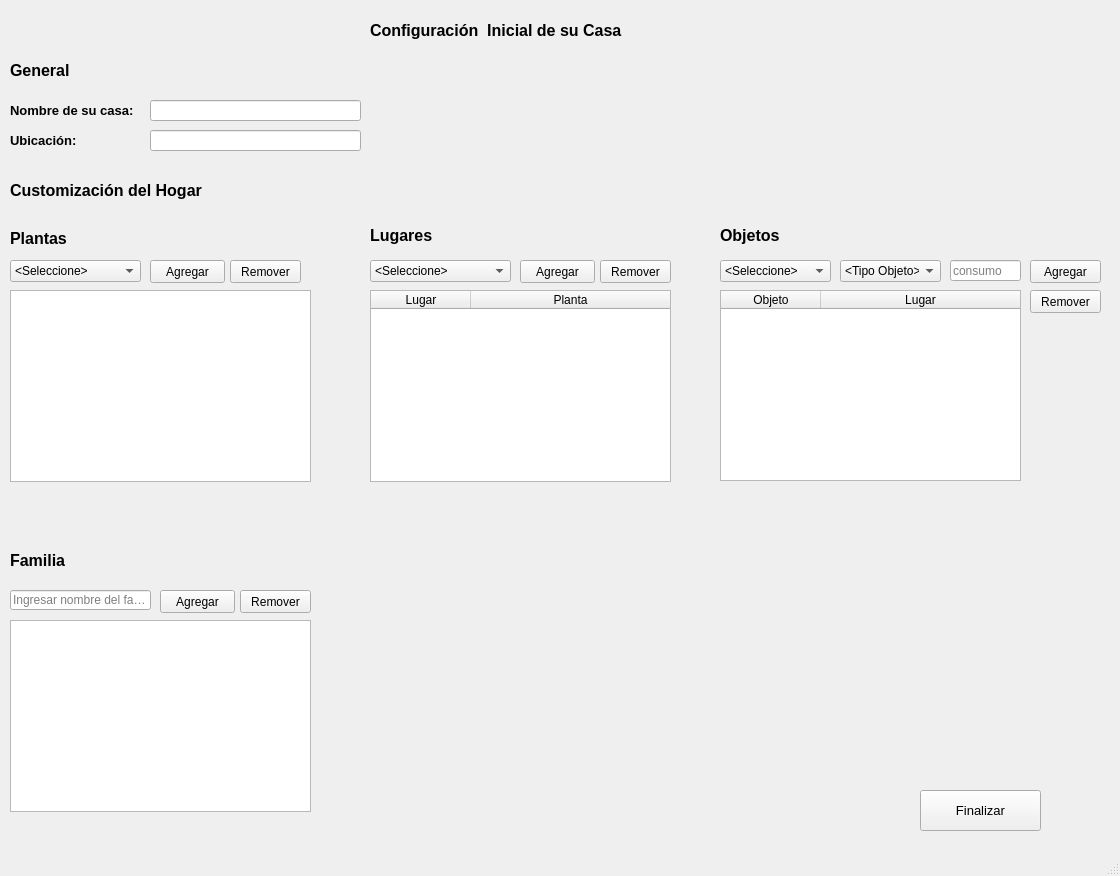
First picture: the form in src/visual/designer_ventana_principal.ui, repository AliciaC07/Proyecto-Prolog-Smart-House, before the edit.
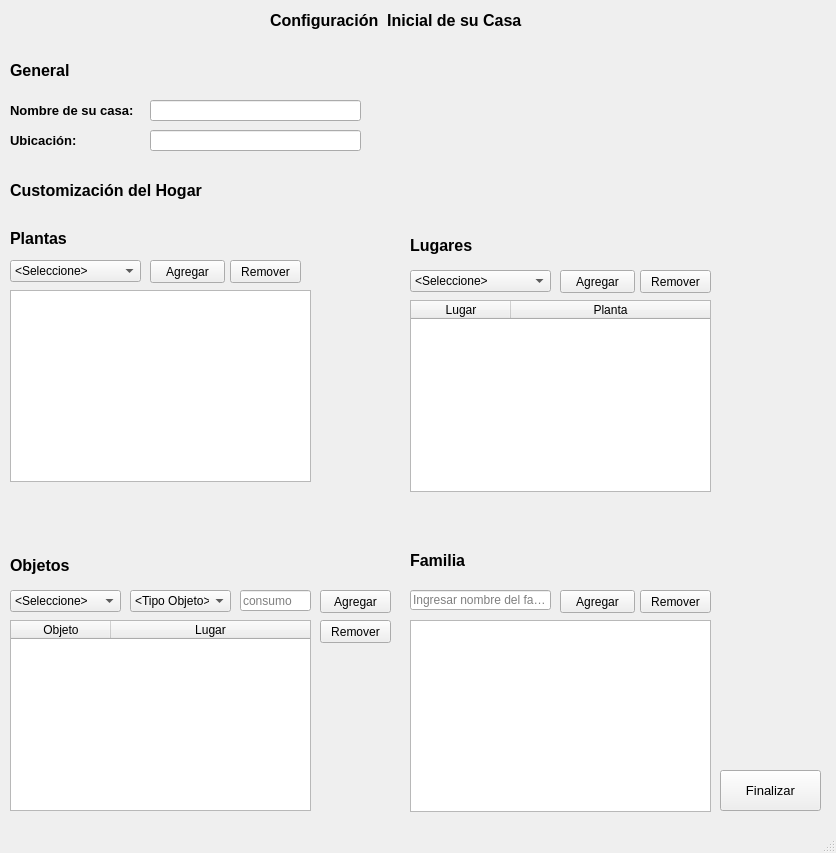
Second picture: the form after the edit.

Patch:
```diff
--- a/src/visual/designer_ventana_principal.ui
+++ b/src/visual/designer_ventana_principal.ui
@@ -6,8 +6,8 @@
    <rect>
     <x>0</x>
     <y>0</y>
-    <width>1120</width>
-    <height>876</height>
+    <width>836</width>
+    <height>853</height>
    </rect>
   </property>
   <property name="windowTitle">
@@ -17,8 +17,8 @@
    <widget class="QLabel" name="labelTituloVentana">
     <property name="geometry">
      <rect>
-      <x>370</x>
-      <y>20</y>
+      <x>270</x>
+      <y>10</y>
       <width>271</width>
       <height>21</height>
      </rect>
@@ -123,8 +123,8 @@
    <widget class="QLabel" name="labelLugares">
     <property name="geometry">
      <rect>
-      <x>370</x>
-      <y>225</y>
+      <x>410</x>
+      <y>235</y>
       <width>261</width>
       <height>21</height>
      </rect>
@@ -143,8 +143,8 @@
    <widget class="QPushButton" name="btnAgregarLugar">
     <property name="geometry">
      <rect>
-      <x>520</x>
-      <y>260</y>
+      <x>560</x>
+      <y>270</y>
       <width>75</width>
       <height>23</height>
      </rect>
@@ -156,8 +156,8 @@
    <widget class="QTableWidget" name="lwLugares">
     <property name="geometry">
      <rect>
-      <x>370</x>
-      <y>290</y>
+      <x>410</x>
+      <y>300</y>
       <width>301</width>
       <height>192</height>
      </rect>
@@ -200,8 +200,8 @@
    <widget class="QPushButton" name="btnRemoverLugar">
     <property name="geometry">
      <rect>
-      <x>600</x>
-      <y>260</y>
+      <x>640</x>
+      <y>270</y>
       <width>71</width>
       <height>23</height>
      </rect>
@@ -213,8 +213,8 @@
    <widget class="QPushButton" name="btnAgregarObjeto">
     <property name="geometry">
      <rect>
-      <x>1030</x>
-      <y>260</y>
+      <x>320</x>
+      <y>590</y>
       <width>71</width>
       <height>23</height>
      </rect>
@@ -226,8 +226,8 @@
    <widget class="QTableWidget" name="lwObjetos">
     <property name="geometry">
      <rect>
-      <x>720</x>
-      <y>290</y>
+      <x>10</x>
+      <y>620</y>
       <width>301</width>
       <height>191</height>
      </rect>
@@ -238,12 +238,6 @@
     <attribute name="verticalHeaderCascadingSectionResizes">
      <bool>false</bool>
     </attribute>
-    <attribute name="verticalHeaderShowSortIndicator" stdset="0">
-     <bool>false</bool>
-    </attribute>
-    <attribute name="verticalHeaderStretchLastSection">
-     <bool>false</bool>
-    </attribute>
     <column>
      <property name="text">
       <string>Objeto</string>
@@ -258,8 +252,8 @@
    <widget class="QPushButton" name="btnRemoverObjeto">
     <property name="geometry">
      <rect>
-      <x>1030</x>
-      <y>290</y>
+      <x>320</x>
+      <y>620</y>
       <width>71</width>
       <height>23</height>
      </rect>
@@ -271,8 +265,8 @@
    <widget class="QLabel" name="labelObjetos">
     <property name="geometry">
      <rect>
-      <x>720</x>
-      <y>225</y>
+      <x>10</x>
+      <y>555</y>
       <width>261</width>
       <height>21</height>
      </rect>
@@ -331,7 +325,7 @@
    <widget class="QLabel" name="labelFamilia">
     <property name="geometry">
      <rect>
-      <x>10</x>
+      <x>410</x>
       <y>550</y>
       <width>211</width>
       <height>21</height>
@@ -351,7 +345,7 @@
    <widget class="QPushButton" name="btnAgregarFamiliar">
     <property name="geometry">
      <rect>
-      <x>160</x>
+      <x>560</x>
       <y>590</y>
       <width>75</width>
       <height>23</height>
@@ -364,7 +358,7 @@
    <widget class="QListWidget" name="lwFamiliares">
     <property name="geometry">
      <rect>
-      <x>10</x>
+      <x>410</x>
       <y>620</y>
       <width>301</width>
       <height>192</height>
@@ -374,7 +368,7 @@
    <widget class="QPushButton" name="btnRemoverFamiliar">
     <property name="geometry">
      <rect>
-      <x>240</x>
+      <x>640</x>
       <y>590</y>
       <width>71</width>
       <height>23</height>
@@ -387,9 +381,9 @@
    <widget class="QPushButton" name="btnFinalizar">
     <property name="geometry">
      <rect>
-      <x>920</x>
-      <y>790</y>
-      <width>121</width>
+      <x>720</x>
+      <y>770</y>
+      <width>101</width>
       <height>41</height>
      </rect>
     </property>
@@ -407,7 +401,7 @@
    <widget class="QLineEdit" name="inputFamiliar">
     <property name="geometry">
      <rect>
-      <x>10</x>
+      <x>410</x>
       <y>590</y>
       <width>141</width>
       <height>20</height>
@@ -450,8 +444,8 @@
    <widget class="QComboBox" name="cbxTipo">
     <property name="geometry">
      <rect>
-      <x>840</x>
-      <y>260</y>
+      <x>130</x>
+      <y>590</y>
       <width>101</width>
       <height>22</height>
      </rect>
@@ -480,8 +474,8 @@
    <widget class="QLineEdit" name="inputUnidad">
     <property name="geometry">
      <rect>
-      <x>950</x>
-      <y>260</y>
+      <x>240</x>
+      <y>590</y>
       <width>71</width>
       <height>21</height>
      </rect>
@@ -493,8 +487,8 @@
    <widget class="QComboBox" name="cbxLugares">
     <property name="geometry">
      <rect>
-      <x>370</x>
-      <y>260</y>
+      <x>410</x>
+      <y>270</y>
       <width>141</width>
       <height>22</height>
      </rect>
@@ -533,8 +527,8 @@
    <widget class="QComboBox" name="cbxObjetos">
     <property name="geometry">
      <rect>
-      <x>720</x>
-      <y>260</y>
+      <x>10</x>
+      <y>590</y>
       <width>111</width>
       <height>22</height>
      </rect>
```
Left out of the diff: 15 changed lines with no effect on the pictures.
